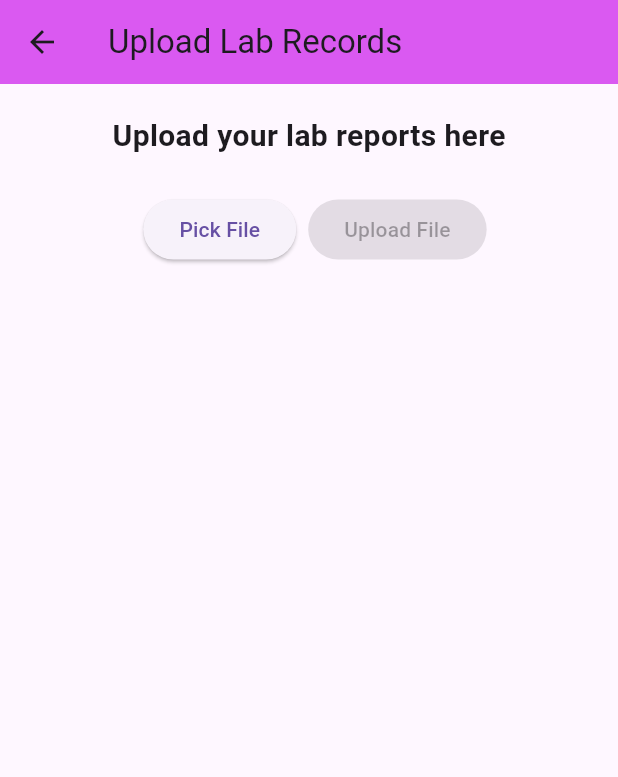
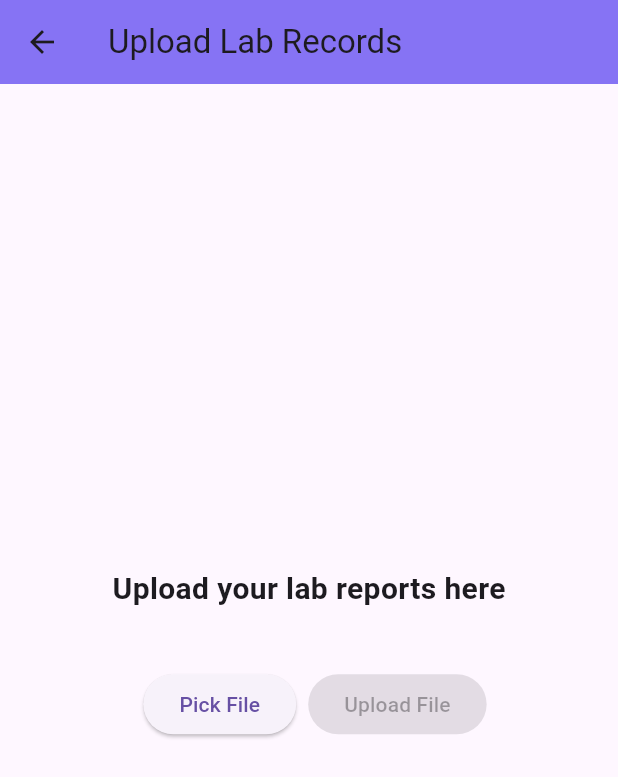
Before and after one commit to SaswatiGhosh/AI-ML-Devops-Project, a Flutter app: the UploadLabReport screen opened directly, after a tap on "Pick File", on a phone screen of 412 x 824 dp. Shown: the top 777 px of the screen. Run offline on Flutter 3.47's test engine with Material 3 defaults, Android fonts, the phone set to English and light mode, and no system bars; our stand-ins replace file_picker, open_file, shared_preferences; accounts and stored records are empty.

```diff
--- a/healthcare_app/advanced_healthcare/lib/main.dart
+++ b/healthcare_app/advanced_healthcare/lib/main.dart
@@ -1,5 +1,6 @@
+  import 'package:advanced_healthcare/pages/home_page.dart';
+import 'package:advanced_healthcare/pages/mainScaffold.dart';
   import 'package:flutter/material.dart';
-import 'package:advanced_healthcare/pages/home_page.dart';
 
 
 
@@ -13,8 +14,9 @@ class MyApp extends StatelessWidget {
     @override
     Widget build(BuildContext context) {
       return MaterialApp(
+        title: 'Advanced Healthcare',
         debugShowCheckedModeBanner: false,
-      home: HomePage(),
+        home: const HomePage(),
       );
     }
   }
--- a/healthcare_app/advanced_healthcare/lib/pages/upload_lab_records.dart
+++ b/healthcare_app/advanced_healthcare/lib/pages/upload_lab_records.dart
@@ -18,30 +18,35 @@ class _UploadLabReportState extends State<UploadLabReport> {
 
   // Picks a file using the File Picker
   Future<void> _pickFile() async {
-    final result = await FilePicker.platform.pickFiles();
+    final result = await FilePicker.platform.pickFiles(
+      allowedExtensions: ['pdf', 'docx', 'png'],
+      type: FileType.custom,
+    );
 
     if (result != null && result.files.single.path != null) {
       File file = File(result.files.single.path!);
       String name = result.files.single.name;
 
-      final prefs = await SharedPreferences.getInstance();
-      await prefs.setString('offline_file_path', file.path);
-      await prefs.setString('offline_file_name', name);
+
+      // await prefs.setString('offline_file_path', file.path);
+      // await prefs.setString('offline_file_name', name);
       setState(() {
         _selectedFile = file;
         _fileName = name;
       });
-      Navigator.push(
-        context,
-        MaterialPageRoute(
-          builder: (context) => OfflineRecords(file: file, fileName: name),
-        ),
-      );
     }
   }
 
   Future<void> _uploadFile() async {
     if (_selectedFile == null) return;
+    final name = _fileName!;
+    final file = _selectedFile!;
+    final path=file.path;
+
+    final prefs = await SharedPreferences.getInstance();
+    List<String> storedPaths = prefs.getStringList('uploaded_files') ?? [];
+    storedPaths.add('$name|${file.path}');// Store as "name|path"
+    await prefs.setStringList('uploaded_files', storedPaths);
 
     final uri = Uri.parse('https://your-api-endpoint.com/upload');
 
@@ -54,50 +59,43 @@ class _UploadLabReportState extends State<UploadLabReport> {
     // Send the request
 
     var response = await request.send();
-    if (response.statusCode == 200) {
+
     ScaffoldMessenger.of(context).showSnackBar(
-        const SnackBar(content: Text('File uploaded successfully!')),
+      SnackBar(
+        content: Text(
+          response.statusCode == 200
+              ? 'File uploaded successfully!'
+              : 'Failed to upload file.',
+        ),
+      ),
     );
-    } else {
-      ScaffoldMessenger.of(
-        context,
-      ).showSnackBar(const SnackBar(content: Text('Failed to upload file.')));
-    }
   }
 
   @override
-  Widget build(BuildContext context) => Scaffold(
-    appBar: AppBar(
-      title: Text("Upload Lab Records"),
-      backgroundColor: const Color.fromARGB(255, 218, 89, 241),
-    ),
-    body: SafeArea(
+  Widget build(BuildContext context) =>
+  Scaffold(
+      appBar: AppBar(title: const Text("Upload Lab Records"), backgroundColor: const Color.fromARGB(255, 134, 115, 244),),
+
+      body:SafeArea(
+      child: Center(
         child: Column(
+          mainAxisAlignment: MainAxisAlignment.center,
           children: [
-          SizedBox(height: 20),
-          Text(
-            "Upload your lab reports here",
-            style: TextStyle(fontWeight: FontWeight.bold, fontSize: 20),
-          ),
+          const  Text("Upload your lab reports here",style: TextStyle(fontWeight: FontWeight.bold, fontSize: 20),),
+            const SizedBox(height: 30,),
+            if (_fileName != null)
             Padding(
               padding: const EdgeInsets.all(16.0),
               child: Row(
                 mainAxisAlignment: MainAxisAlignment.center,
                 children: [
-                Row(
-                  mainAxisAlignment: MainAxisAlignment.center,
-                  children: [
-                    if (_fileName != null) Text('Selected file: $_fileName'),
+                      Text('Selected file: $_fileName'),
                       const SizedBox(height: 20),
-                    Padding(
-                      padding: const EdgeInsets.all(8.0),
-                      child: ElevatedButton(
-                        onPressed: _pickFile,
-                        child: const Text('Pick File'),
+
+                    ],
                   ),
               ),
-                  ],
-                ),
+
                 // if (_fileName != null)
                 //   Text('Selected file: $_fileName'),
                 // const SizedBox(height: 20),
@@ -109,8 +107,15 @@ class _UploadLabReportState extends State<UploadLabReport> {
                 //   ),
                 // ),
                 Row(
-                  mainAxisAlignment: MainAxisAlignment.start,
+                  mainAxisAlignment: MainAxisAlignment.center,
                   children: [
+                    Padding(
+                      padding: const EdgeInsets.all(8.0),
+                      child: ElevatedButton(
+                        onPressed: _pickFile,
+                        child: const Text('Pick File'),
+                      ),
+                    ),
                     const SizedBox(height: 20),
                     ElevatedButton(
                       onPressed: _selectedFile != null ? _uploadFile : null,
@@ -121,8 +126,7 @@ class _UploadLabReportState extends State<UploadLabReport> {
               ],
             ),
           ),
-        ],
-      ),
-    ),
+    )
+
       );
 }
--- a/healthcare_app/advanced_healthcare/pubspec.yaml
+++ b/healthcare_app/advanced_healthcare/pubspec.yaml
@@ -52,8 +52,14 @@ dev_dependencies:
   http: ^0.13.6         # for sending the file to a backend (optional)
   shared_preferences: ^2.2.2
   open_file: ^3.5.10
+  flutter_launcher_icons: ^0.14.3
 # For information on the generic Dart part of this file, see the
 # following page: https://dart.dev/tools/pub/pubspec
+
+flutter_launcher_icons:
+  android: "launcher_icon"
+  ios: true
+  image_path: "assets/icon/icon.png"
 
 # The following section is specific to Flutter packages.
 flutter:
```
Also changed, not shown: healthcare_app/advanced_healthcare/lib/pages/doctors_appointment.dart (+14 -3 lines), healthcare_app/advanced_healthcare/lib/pages/home_page.dart (+7 -8 lines), healthcare_app/advanced_healthcare/lib/pages/mainScaffold.dart (added, +59 -0 lines), healthcare_app/advanced_healthcare/lib/pages/offline_records.dart (+43 -57 lines), healthcare_app/advanced_healthcare/lib/pages/settingspage.dart (added, +10 -0 lines), healthcare_app/advanced_healthcare/lib/pages/symptom_checker.dart (+11 -6 lines), healthcare_app/advanced_healthcare/assets/icon/icon.png (added), healthcare_app/advanced_healthcare/pubspec.lock, 29 other files. Lines whose indentation alone changed are shown as unchanged.
